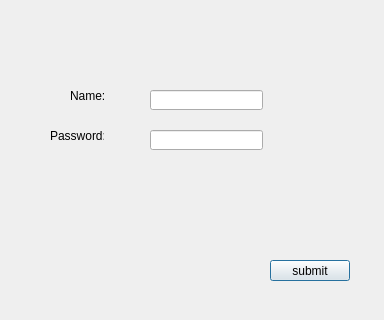
Above: Client/logindialog.ui from andinsbing/FinalWork before the change. Below: the same form after it.
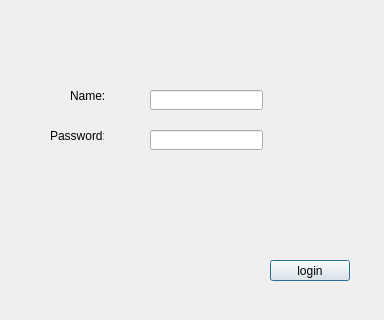
That is the form after the change.

```diff
--- a/Client/logindialog.ui
+++ b/Client/logindialog.ui
@@ -23,7 +23,7 @@
     </rect>
    </property>
    <property name="text">
-    <string>submit</string>
+    <string>login</string>
    </property>
   </widget>
   <widget class="QLabel" name="label">
```
Left out of the diff: 2 changed lines with no effect on the pictures.
